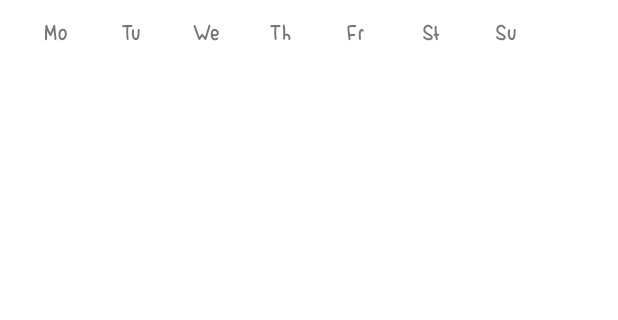
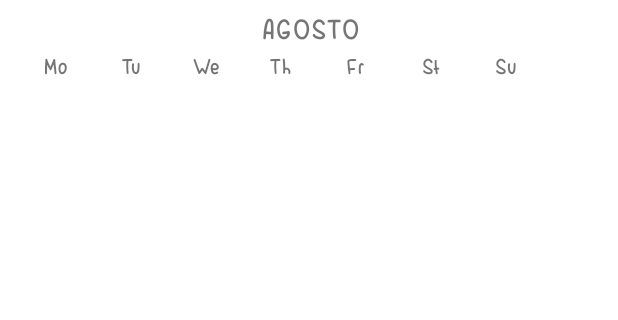
Before and after one commit to rodrigonovoas/mood-calendar-app-android, an Android app: the layout activity_main.xml on its own in the app's theme, with its tools: preview values and no code run, on a phone screen of 412 x 824 dp, the part 52-372 px from its top. Run offline under Robolectric (Android 15) with nearby library versions, the phone set to English and light mode, and no system bars.

Commit message:
doing some UI fixes, adding the month and changing the way the mood is passed to the adapter

```diff
--- a/app/build.gradle
+++ b/app/build.gradle
@@ -31,6 +31,9 @@ android {
     kotlinOptions {
         jvmTarget = '1.8'
     }
+    viewBinding {
+        enabled = true
+    }
 }
 
 dependencies {
--- a/app/src/main/java/com/rodrigonovoa/moodcalendar/data/CalendarMood.kt
+++ b/app/src/main/java/com/rodrigonovoa/moodcalendar/data/CalendarMood.kt
@@ -1,3 +1,3 @@
 package com.rodrigonovoa.moodcalendar.data
 
-data class CalendarMood(val day: Int, val mood: String)
+data class CalendarMood(val day: Int, val moodId: Int)
--- a/app/src/main/java/com/rodrigonovoa/moodcalendar/database/dao/DayDAO.kt
+++ b/app/src/main/java/com/rodrigonovoa/moodcalendar/database/dao/DayDAO.kt
@@ -12,7 +12,7 @@ interface DayDAO {
     @Query("select * from Day")
     fun getAllMoodDays(): List<DayEntity>
 
-    @Query("SELECT Day.dayId AS id, Mood.name AS mood, Day.day FROM Mood INNER JOIN Day ON Mood.id = Day.moodId WHERE Day.month = :month")
+    @Query("SELECT Day.dayId AS id, Mood.id AS moodId, Day.day FROM Mood INNER JOIN Day ON Mood.id = Day.moodId WHERE Day.month = :month")
     fun getMoodWithDayByMonth(month: Int): List<MoodWithDayEntity>
 
     @Update
--- a/app/src/main/java/com/rodrigonovoa/moodcalendar/database/data/MoodWithDayEntity.kt
+++ b/app/src/main/java/com/rodrigonovoa/moodcalendar/database/data/MoodWithDayEntity.kt
@@ -1,3 +1,3 @@
 package com.rodrigonovoa.moodcalendar.database.data
 
-data class MoodWithDayEntity(val id: Int, val mood: String, val day: Int)
+data class MoodWithDayEntity(val id: Int, val moodId: Int, val day: Int)
--- a/app/src/main/res/layout/activity_main.xml
+++ b/app/src/main/res/layout/activity_main.xml
@@ -15,6 +15,7 @@
         android:orientation="horizontal" >
 
         <ImageView
+            android:id="@+id/imv_previous_month"
             android:layout_width="30dp"
             android:layout_height="30dp"
             android:layout_marginLeft="10dp"
@@ -32,6 +33,7 @@
             android:layout_weight="1"/>
 
         <ImageView
+            android:id="@+id/imv_next_month"
             android:layout_width="30dp"
             android:layout_height="30dp"
             android:layout_marginRight="10dp"
@@ -39,14 +41,24 @@
 
     </LinearLayout>
 
+    <TextView
+        android:id="@+id/tv_month"
+        android:layout_width="match_parent"
+        android:layout_height="wrap_content"
+        android:text="AGOSTO"
+        android:textAlignment="center"
+        android:layout_marginTop="8dp"
+        android:textSize="18dp"
+        android:layout_below="@+id/toolbar" />
+
     <LinearLayout
         android:id="@+id/ll_weeks_days"
         android:layout_width="match_parent"
         android:layout_height="wrap_content"
-        android:layout_marginTop="12dp"
+        android:layout_marginTop="8dp"
         android:layout_marginLeft="12dp"
         android:orientation="horizontal"
-        android:layout_below="@+id/toolbar">
+        android:layout_below="@+id/tv_month">
 
         <TextView
             android:layout_width="50dp"
```
Also changed, not shown: app/src/main/java/com/rodrigonovoa/moodcalendar/ui/mainScreen/CalendarAdapter.kt (+6 -2 lines), app/src/main/java/com/rodrigonovoa/moodcalendar/ui/mainScreen/MainActivity.kt (+34 -6 lines), app/src/main/res/layout/item_calendar_mood.xml (+6 -5 lines), app/src/main/res/drawable/ic_unknown.png (added).
